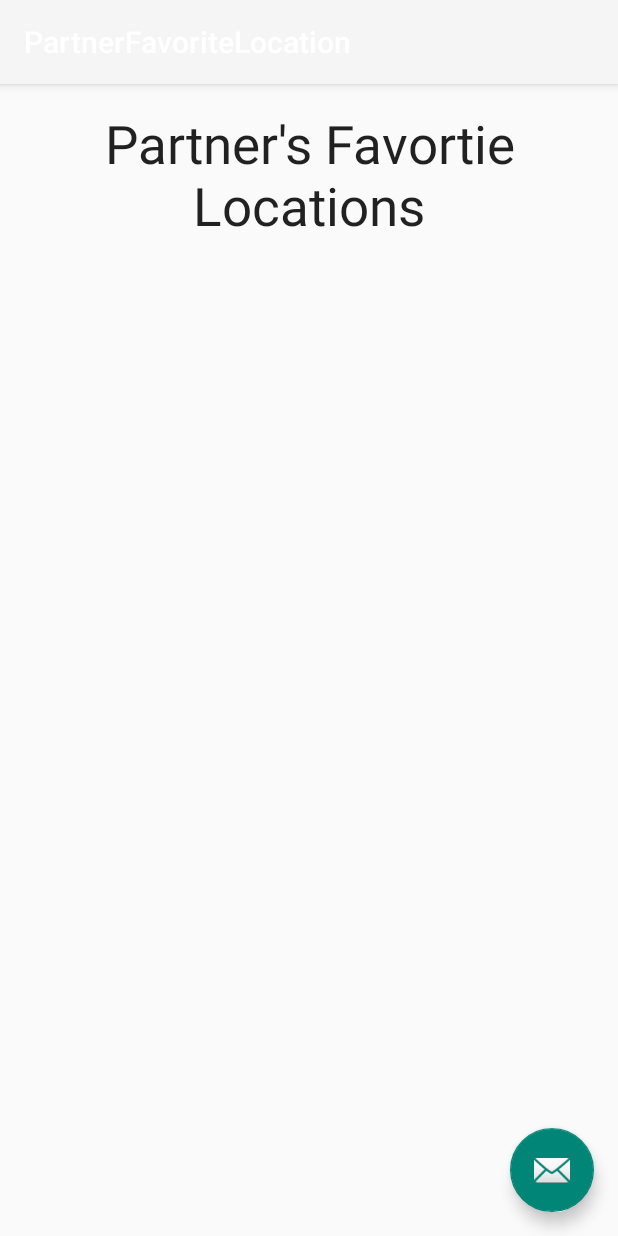
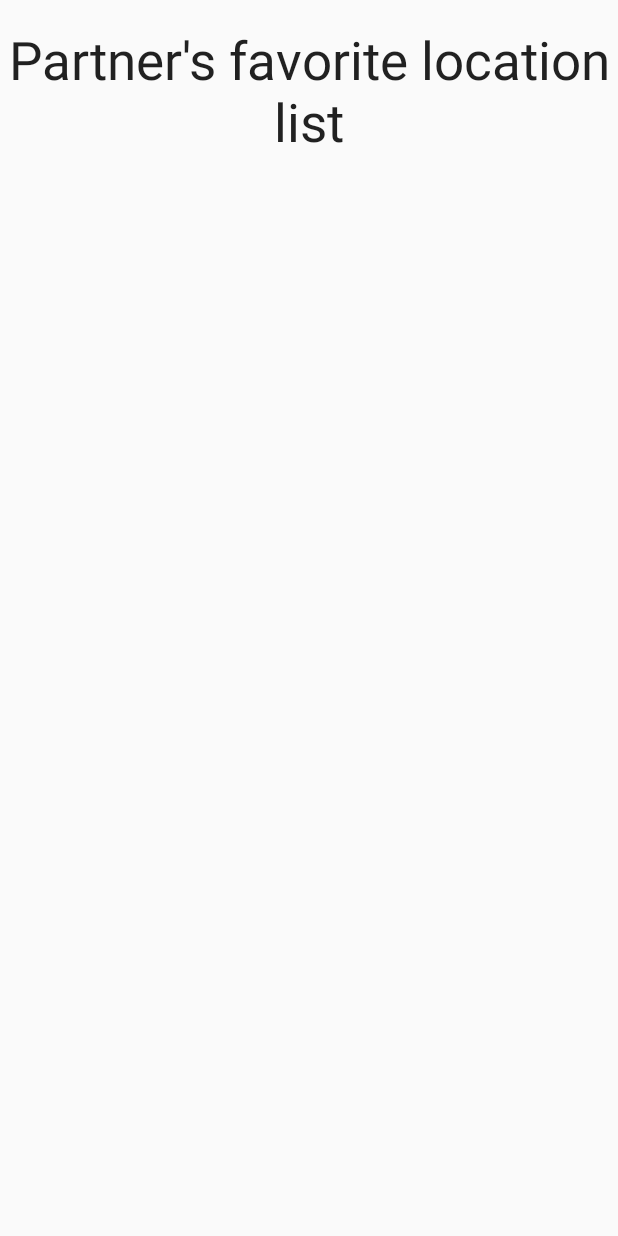
Before and after one commit to CodeInSuits/CSE110Team40, an Android app: the PartnerFavoriteLocation screen opened directly, with no data from a screen before it, on a phone screen of 412 x 824 dp. Run offline under Robolectric (Android 15) with nearby library versions, the phone set to English and light mode, and no system bars; our stand-ins replace Firebase (no records; nobody signed in at launch, a user with empty details on screens opened directly); 1 statement that could not run was skipped.

Commit message:
update partner favorite location to be a listview

```diff
--- a/app/build.gradle
+++ b/app/build.gradle
@@ -3,7 +3,7 @@ apply plugin: 'com.android.application'
 
 android {
     compileSdkVersion 23
-    buildToolsVersion "23.0.1"
+    buildToolsVersion '22.0.1'
 
     defaultConfig {
         applicationId "com.vapenaysh.jace.myapplication"
@@ -32,7 +32,6 @@ dependencies {
     compile 'com.android.support:design:23.2.0'
     compile 'com.android.support:recyclerview-v7:23.0.+'
     compile 'de.hdodenhof:circleimageview:1.2.1'
-
     //compile 'com.google.android.gms:play-services-analytics:8.4.0'
     compile 'com.github.dmytrodanylyk.android-process-button:library:1.0.0'
     //compile 'com.google.android.gms:play-services-ads:8.4.0'
@@ -44,9 +43,7 @@ dependencies {
     compile 'com.google.firebase:firebase-database:9.0.0'
     compile 'com.google.android.gms:play-services-auth:9.0.0'
     compile 'com.firebase:firebase-client-android:2.5.0+'
-
     compile 'com.squareup.picasso:picasso:2.5.2'
-
 }
 
 // ADD THIS AT THE BOTTOM
--- a/app/src/main/java/com/vapenaysh/jace/myapplication/PartnerFavoriteLocation.java
+++ b/app/src/main/java/com/vapenaysh/jace/myapplication/PartnerFavoriteLocation.java
@@ -6,8 +6,12 @@ import android.support.design.widget.Snackbar;
 import android.support.v7.app.AppCompatActivity;
 import android.support.v7.widget.Toolbar;
 import android.view.View;
+import android.widget.ListView;
 
 public class PartnerFavoriteLocation extends AppCompatActivity {
+
+    private ListView listView;
+    private CustomListViewAdapter customListViewAdapter;
 
     @Override
     protected void onCreate(Bundle savedInstanceState) {
--- /dev/null
+++ b/app/src/main/res/drawable/gradient_bg.xml
@@ -0,0 +1,11 @@
+<?xml version="1.0" encoding="utf-8"?>
+<shape xmlns:android="http://schemas.android.com/apk/res/android"
+    android:shape="rectangle">
+
+    <gradient
+        android:startColor="#f1f1f2"
+        android:centerColor="#e7e7e8"
+        android:endColor="#cfcfcf"
+        android:angle="270"></gradient>
+
+</shape>
--- /dev/null
+++ b/app/src/main/res/drawable/gradient_bg_hover.xml
@@ -0,0 +1,12 @@
+<?xml version="1.0" encoding="utf-8"?>
+<shape xmlns:android="http://schemas.android.com/apk/res/android"
+    android:shape="rectangle">
+
+    <gradient
+        android:startColor="#ff50e552"
+        android:centerColor="#ff18db34"
+        android:endColor="#ff88b983"
+        android:angle="270"></gradient>
+
+
+</shape>
--- /dev/null
+++ b/app/src/main/res/drawable/list_selector.xml
@@ -0,0 +1,18 @@
+<?xml version="1.0" encoding="utf-8"?>
+<selector xmlns:android="http://schemas.android.com/apk/res/android">
+
+    <item
+        android:state_selected="false"
+        android:state_pressed="false"
+        android:drawable="@drawable/gradient_bg"></item>
+
+    <item
+        android:state_pressed="true"
+        android:drawable="@drawable/gradient_bg_hover"></item>
+
+    <item
+        android:state_selected="true"
+        android:state_pressed="true"
+        android:drawable="@drawable/gradient_bg_hover"></item>
+
+</selector>
--- a/app/src/main/res/layout/activity_partner_favorite_location.xml
+++ b/app/src/main/res/layout/activity_partner_favorite_location.xml
@@ -1,25 +1,32 @@
 <?xml version="1.0" encoding="utf-8"?>
-<android.support.design.widget.CoordinatorLayout
+<LinearLayout
     xmlns:android="http://schemas.android.com/apk/res/android"
     xmlns:app="http://schemas.android.com/apk/res-auto"
     xmlns:tools="http://schemas.android.com/tools" android:layout_width="match_parent"
     android:layout_height="match_parent" android:fitsSystemWindows="true"
+    android:orientation="vertical"
     tools:context="com.vapenaysh.jace.myapplication.PartnerFavoriteLocation">
 
-    <android.support.design.widget.AppBarLayout android:layout_height="wrap_content"
-        android:layout_width="match_parent" android:theme="@style/AppTheme.AppBarOverlay">
+    <TextView
+        android:layout_width="wrap_content"
+        android:layout_height="wrap_content"
+        android:textAppearance="?android:attr/textAppearanceLarge"
+        android:text="Partner's favorite location list"
+        android:id="@+id/textView2"
+        android:textSize="35dp"
+        android:textAlignment="center"
+        android:gravity="center"
+        android:layout_gravity="center_horizontal|top"
+        android:paddingTop="@dimen/abc_action_bar_icon_vertical_padding_material" />
 
-        <android.support.v7.widget.Toolbar android:id="@+id/toolbar"
-            android:layout_width="match_parent" android:layout_height="?attr/actionBarSize"
-            android:background="?attr/colorPrimary" app:popupTheme="@style/AppTheme.PopupOverlay" />
+    <ListView
+        android:id="@+id/list"
+        android:divider="#ff7ab59c"
+        android:dividerHeight="1dp"
+        android:listSelector="@drawable/list_selector"
+        android:layout_width="fill_parent"
+        android:layout_height="wrap_content"/>
 
-    </android.support.design.widget.AppBarLayout>
 
-    <include layout="@layout/content_partner_favorite_location" />
 
-    <android.support.design.widget.FloatingActionButton android:id="@+id/fab"
-        android:layout_width="wrap_content" android:layout_height="wrap_content"
-        android:layout_gravity="bottom|end" android:layout_margin="@dimen/fab_margin"
-        android:src="@android:drawable/ic_dialog_email" />
-
-</android.support.design.widget.CoordinatorLayout>
+</LinearLayout>
--- a/app/src/main/res/layout/content_partner_favorite_location.xml
+++ /dev/null
@@ -1,33 +0,0 @@
-<?xml version="1.0" encoding="utf-8"?>
-<RelativeLayout xmlns:android="http://schemas.android.com/apk/res/android"
-    xmlns:tools="http://schemas.android.com/tools"
-    xmlns:app="http://schemas.android.com/apk/res-auto" android:layout_width="match_parent"
-    android:layout_height="match_parent" android:paddingLeft="@dimen/activity_horizontal_margin"
-    android:paddingRight="@dimen/activity_horizontal_margin"
-    android:paddingTop="@dimen/activity_vertical_margin"
-    android:paddingBottom="@dimen/activity_vertical_margin"
-    app:layout_behavior="@string/appbar_scrolling_view_behavior"
-    tools:showIn="@layout/activity_partner_favorite_location"
-    tools:context="com.vapenaysh.jace.myapplication.PartnerFavoriteLocation">
-
-    <TextView
-        android:layout_width="wrap_content"
-        android:layout_height="wrap_content"
-        android:textAppearance="?android:attr/textAppearanceLarge"
-        android:text="Partner's Favortie Locations"
-        android:id="@+id/textView4"
-        android:textSize="35dp"
-        android:textAlignment="center"
-        android:gravity="center"
-        android:layout_gravity="center_horizontal|top" />
-
-
-    <ListView
-        android:layout_width="wrap_content"
-        android:layout_height="385dp"
-        android:id="@+id/listView"
-        android:layout_gravity="center"
-        android:layout_below="@+id/textView4"
-        android:layout_alignParentStart="true" />
-
-</RelativeLayout>
--- a/app/src/main/res/menu/drawer.xml
+++ b/app/src/main/res/menu/drawer.xml
@@ -23,7 +23,7 @@
         <item
             android:id="@+id/partnerfavlocationdispaly"
             android:checked="false"
-            android:icon="@drawable/favoritelocation"
+            android:icon="@drawable/partnerlocation"
             android:title="Partner's Favorite Location \n  List and Settings" />
 
         <item
```
Also changed, not shown: app/src/main/java/com/vapenaysh/jace/myapplication/CustomListViewAdapter.java (added, +85 -0 lines), app/src/main/res/layout/list_row.xml (added, +57 -0 lines), app/src/main/res/drawable/blue_swirl.png (added), app/src/main/res/drawable/displayicon.png (renamed from app/src/main/res/drawable/favoritelocation.png), app/src/main/res/drawable/globalsettings.png, app/src/main/res/drawable/ic_launcher.png (added), app/src/main/res/drawable/partnerlocation.png (added), app/src/main/res/drawable/tonesetting.png (added).
